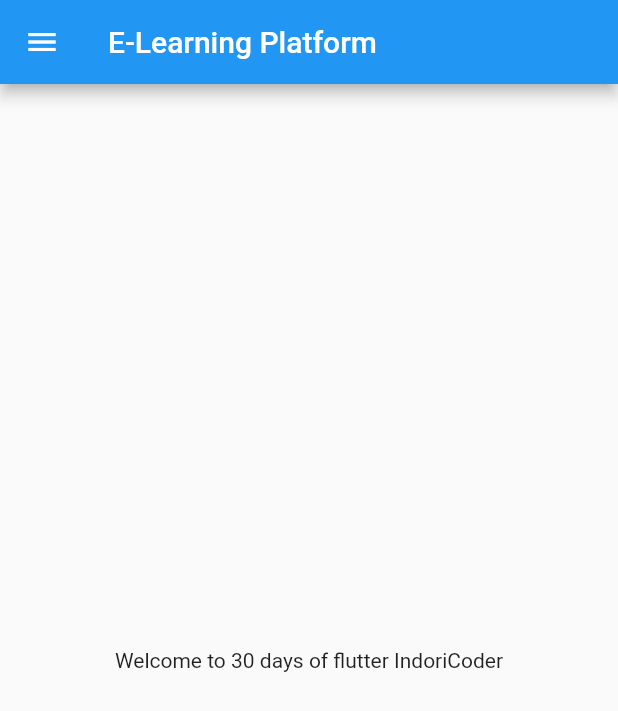
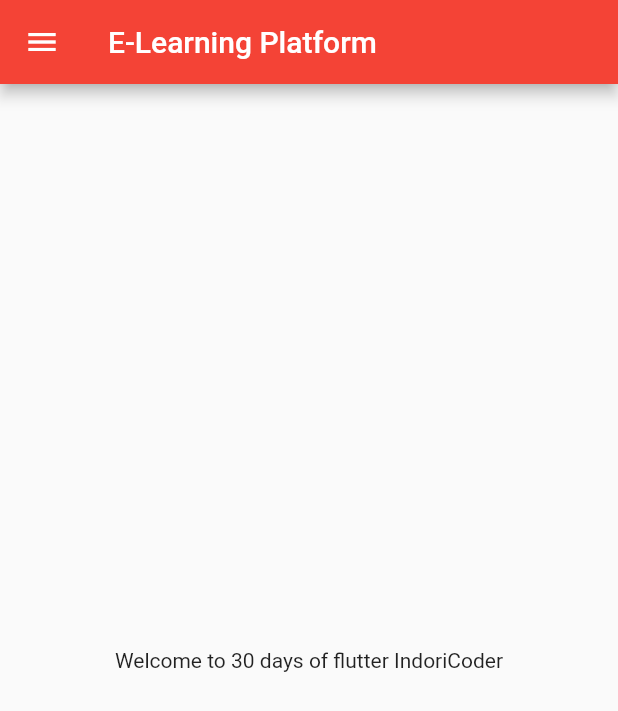
Before and after one commit to sujal03/e_learn, a Flutter app: the screen it shows after launch, on a phone screen of 412 x 824 dp. Shown: the top 711 px of the screen. Run offline on Flutter 3.47's test engine with Material 2 defaults, Android fonts, the phone set to English and light mode, and no system bars.

Commit message:
day3 completed

```diff
--- a/lib/main.dart
+++ b/lib/main.dart
@@ -1,4 +1,5 @@
-import 'package:e_learn/home_page.dart';
+import 'package:e_learn/pages/home_page.dart';
+import 'package:e_learn/pages/login_page.dart';
 import 'package:flutter/material.dart';
 
 void main() {
@@ -6,12 +7,20 @@ void main() {
 }
 
 class MyApp extends StatelessWidget {
-  const MyApp({super.key});
-
   @override
   Widget build(BuildContext context) {
     return MaterialApp(
-      home: HomePage(),
+      themeMode: ThemeMode.light,
+      theme: ThemeData(primarySwatch: Colors.red),
+      darkTheme: ThemeData(
+        brightness: Brightness.dark,
+      ),
+      initialRoute: "/home",
+      routes: {
+        "/": (context) => LoginPage(),
+        "/home": (context) => HomePage(),
+        "/login": (context) => LoginPage()
+      },
     );
   }
 }
--- a/lib/home_page.dart
+++ b/lib/pages/home_page.dart
@@ -1,7 +1,7 @@
 import 'package:flutter/material.dart';
 
 class HomePage extends StatelessWidget {
-  const HomePage({super.key});
+
 
   final int days = 30;
   final String name = "IndoriCoder";
```
Also changed, not shown: lib/pages/login_page.dart (added, +19 -0 lines).
